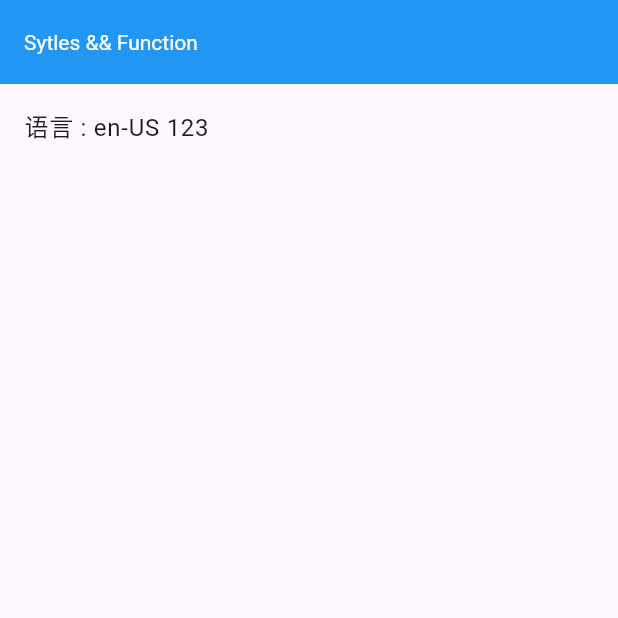
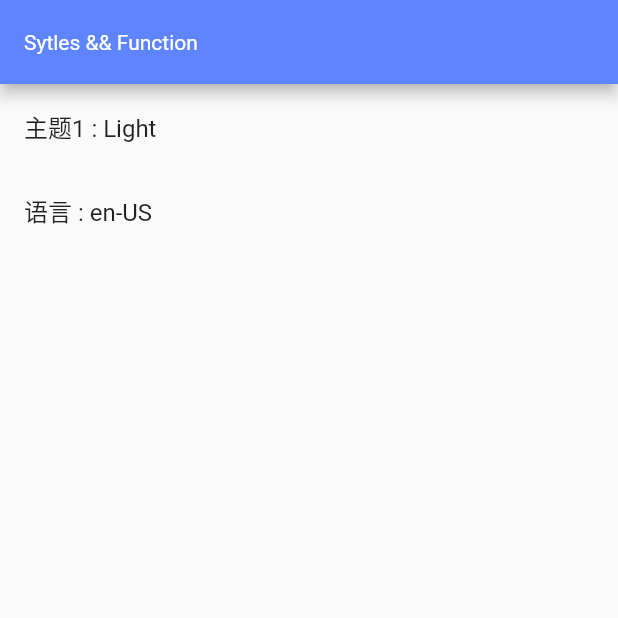
Before and after one commit to ChaoQunPeng/flutter_woo, a Flutter app: the screen it shows after launch, on a phone screen of 412 x 824 dp, the top half of it. Run offline on Flutter 3.47's test engine with Material 3 defaults, Android fonts, the light colour scheme and no system bars; our stand-ins replace dio, get, package_info_plus, shared_preferences; statements that could not run were skipped.

Commit message:
✨ feat: 修改主题

```diff
--- a/lib/common/services/config.dart
+++ b/lib/common/services/config.dart
@@ -2,12 +2,13 @@
  * @Author: PengChaoQun 1152684231@qq.com
  * @Date: 2024-06-01 19:11:38
  * @LastEditors: PengChaoQun 1152684231@qq.com
- * @LastEditTime: 2024-06-02 11:57:08
+ * @LastEditTime: 2024-06-02 14:25:31
  * @FilePath: /flutter_woo_commerce_getx_learn/lib/common/services/config.dart
  * @Description:
  */
 import 'dart:ui';
 
+import 'package:flutter/material.dart';
 import 'package:get/get.dart';
 import 'package:package_info_plus/package_info_plus.dart';
 
@@ -21,12 +22,20 @@ class ConfigService extends GetxService {
   PackageInfo? _platform;
   String get version => _platform?.version ?? '-';
 
+  // 多语言
   Locale locale = PlatformDispatcher.instance.locale;
+
+  // 主题
+  final RxBool _isDarkModel = Get.isDarkMode.obs;
+  bool get isDarkModel => _isDarkModel.value;
 
   @override
   void onReady() {
     super.onReady();
+
+    getPlatform();
     initLocale();
+    initTheme();
   }
 
   // 初始化
@@ -37,6 +46,28 @@ class ConfigService extends GetxService {
 
   Future<void> getPlatform() async {
     _platform = await PackageInfo.fromPlatform();
+  }
+
+  // 切换 theme
+  Future<void> switchThemeModel() async {
+    _isDarkModel.value = !_isDarkModel.value;
+
+    Get.changeThemeMode(
+      _isDarkModel.value == true ? ThemeMode.dark : ThemeMode.light,
+    );
+    await Storage().setString(Constants.storageThemeCode,
+        _isDarkModel.value == true ? "dark" : "light");
+
+    // 重新载入视图，因为
+    // 1 有自定义颜色
+    // 2 有些视图被缓存
+    // Get.offAllNamed(RouteNames.systemSplash);
+  }
+
+  // 初始 theme
+  void initTheme() {
+    var themeCode = Storage().getString(Constants.storageThemeCode);
+    _isDarkModel.value = themeCode == "dark" ? true : false;
   }
 
   // 初始语言
--- a/lib/common/style/index.dart
+++ b/lib/common/style/index.dart
@@ -1,3 +1,3 @@
 library style;
 
-// export './xxxx.dart';
+export 'color_schemes.g.dart';
--- /dev/null
+++ b/lib/common/style/theme.dart
@@ -0,0 +1,26 @@
+/*
+ * @Author: PengChaoQun 1152684231@qq.com
+ * @Date: 2024-06-02 13:46:32
+ * @LastEditors: PengChaoQun 1152684231@qq.com
+ * @LastEditTime: 2024-06-02 13:46:56
+ * @FilePath: /flutter_woo_commerce_getx_learn/lib/common/style/theme.dart
+ * @Description:
+ */
+import 'package:flutter/material.dart';
+
+import 'index.dart';
+
+/// 主题
+class AppTheme {
+  /// 亮色
+  static ThemeData light = ThemeData(
+    colorScheme: lightColorScheme,
+    useMaterial3: false,
+  );
+
+  /// 暗色
+  static ThemeData dark = ThemeData(
+    colorScheme: darkColorScheme,
+    useMaterial3: false,
+  );
+}
--- a/lib/common/values/constants.dart
+++ b/lib/common/values/constants.dart
@@ -2,7 +2,7 @@
  * @Author: PengChaoQun 1152684231@qq.com
  * @Date: 2024-06-01 16:24:42
  * @LastEditors: PengChaoQun 1152684231@qq.com
- * @LastEditTime: 2024-06-02 12:36:31
+ * @LastEditTime: 2024-06-02 13:50:11
  * @FilePath: /flutter_woo_commerce_getx_learn/lib/common/values/constants.dart
  * @Description:
  */
@@ -13,4 +13,7 @@ class Constants {
 
   // 本地存储key
   static const storageLanguageCode = 'language_code';
+
+  // 主题色
+  static const storageThemeCode = 'theme_code';
 }
--- a/lib/main.dart
+++ b/lib/main.dart
@@ -1,4 +1,5 @@
 import 'package:flutter/material.dart';
+import 'package:flutter_woo_commerce_getx_learn/common/style/theme.dart';
 import 'package:flutter_woo_commerce_getx_learn/global.dart';
 import 'package:get/get.dart';
 
@@ -17,11 +18,11 @@ class MyApp extends StatelessWidget {
     return GetMaterialApp(
       title: 'Flutter Demo',
 
-      theme: ThemeData(
-          primarySwatch: Colors.blue,
-          appBarTheme: const AppBarTheme(
-            backgroundColor: Colors.blue,
-          )),
+      // theme: ThemeData(
+      //     primarySwatch: Colors.blue,
+      //     appBarTheme: const AppBarTheme(
+      //       backgroundColor: Colors.blue,
+      //     )),
       // // 路由
       debugShowCheckedModeBanner: false,
 
@@ -37,6 +38,12 @@ class MyApp extends StatelessWidget {
       supportedLocales: Translation.supportedLocales, // 支持的语言种类
       locale: ConfigService.to.locale, // 当前语言种类
       fallbackLocale: Translation.fallbackLocale, // 默认语言种类
+
+       // 样式
+      theme: AppTheme.light,
+      darkTheme: AppTheme.dark,
+      // 主题
+      themeMode: ConfigService.to.isDarkModel ? ThemeMode.dark : ThemeMode.light,
     );
   }
 }
--- a/lib/pages/styles/style_index/view.dart
+++ b/lib/pages/styles/style_index/view.dart
@@ -2,7 +2,7 @@
  * @Author: PengChaoQun 1152684231@qq.com
  * @Date: 2024-06-01 17:48:51
  * @LastEditors: PengChaoQun 1152684231@qq.com
- * @LastEditTime: 2024-06-02 11:56:25
+ * @LastEditTime: 2024-06-02 14:11:27
  * @FilePath: /flutter_woo_commerce_getx_learn/lib/pages/styles/style_index/view.dart
  * @Description:
  */
@@ -19,11 +19,15 @@ class StyleIndexPage extends GetView<StyleIndexController> {
   Widget _buildView() {
     return Column(children: [
       ListTile(
+        onTap: controller.onThemeSelected,
+        title: Text("主题1 : ${ConfigService.to.isDarkModel ? "Dark" : "Light"}"),
+      ),
+      ListTile(
         onTap: controller.onLanguageSelected,
         title: Text(
-          "语言 : ${ConfigService.to.locale.toLanguageTag()} 123",
+          "语言 : ${ConfigService.to.locale.toLanguageTag()}",
         ),
-      ),
+      )
     ]);
   }
 
```
Also changed, not shown: lib/pages/styles/style_index/controller.dart (+7 -1 lines), lib/pages/system/splash/view.dart (+9 -5 lines), lib/common/style/color_schemes.g.dart (added).
